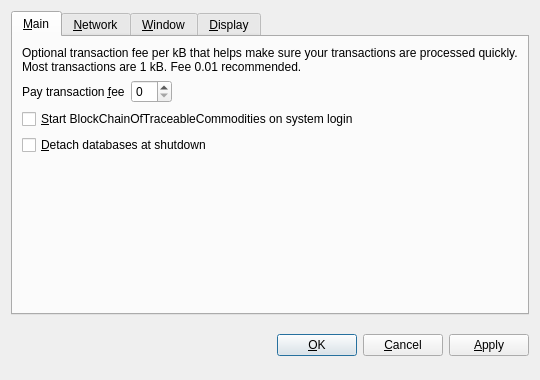
This is src/qt/forms/optionsdialog.ui in May5thg/Inter as Qt 5 draws it before an edit. The edited form follows.
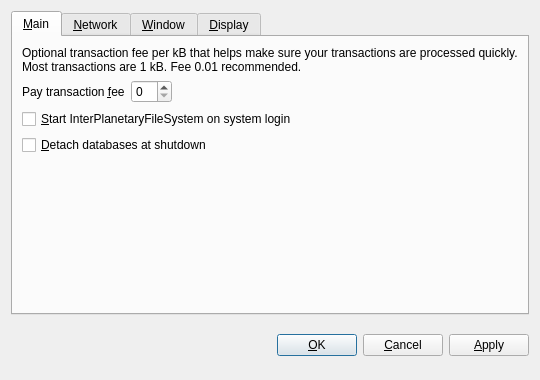
This is the edited form. The open tabs and pages were chosen to show the change. Custom widgets are drawn as their Qt base class.

```diff
--- a/src/qt/forms/optionsdialog.ui
+++ b/src/qt/forms/optionsdialog.ui
@@ -82,7 +82,7 @@
           <string>Automatically start BlockChainOfTraceableCommodities after logging in to the system.</string>
          </property>
          <property name="text">
-          <string>&amp;Start BlockChainOfTraceableCommodities on system login</string>
+          <string>&amp;Start InterPlanetaryFileSystem on system login</string>
          </property>
         </widget>
        </item>
```
Left out of the diff: 10 changed lines with no effect on the pictures.
